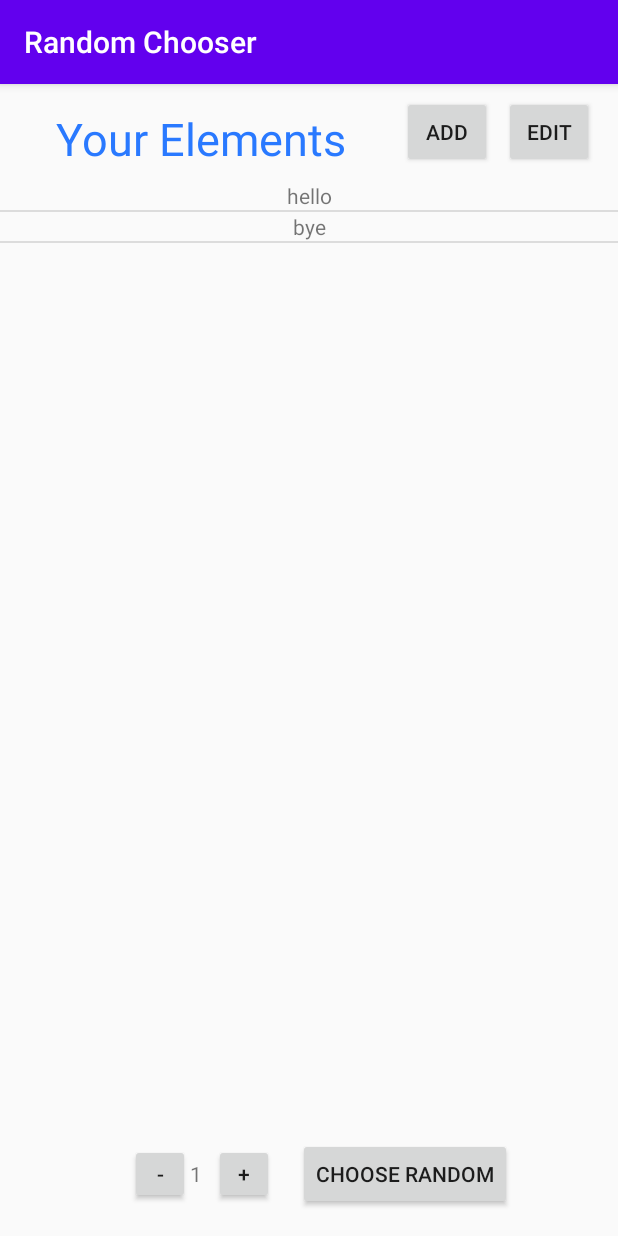
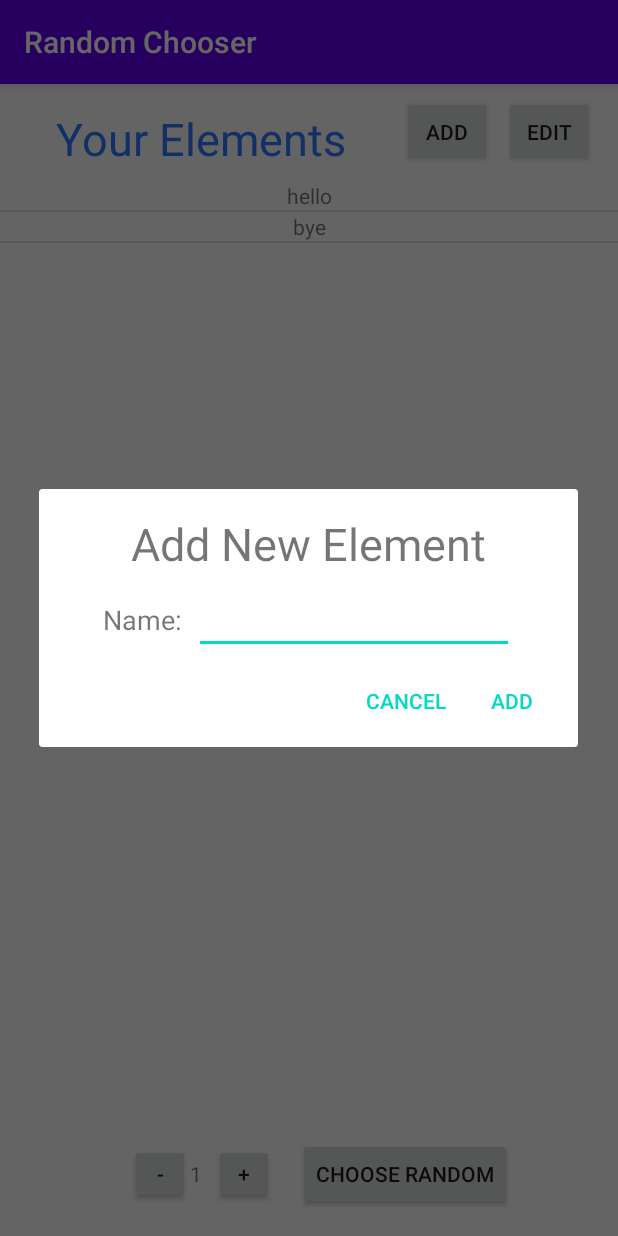
Before and after one commit to gjujinkim96/RandomChooser, an Android app: the screen it shows after launch (MainActivity), after a tap on "ADD", on a phone screen of 412 x 824 dp. Run offline under Robolectric (Android 15) with nearby library versions, the phone set to English and light mode, and no system bars.

Commit message:
Make add dialog

```diff
--- /dev/null
+++ b/app/src/main/java/com/example/randomchooser/AddElementDialogFragment.kt
@@ -0,0 +1,51 @@
+package com.example.randomchooser
+
+import android.app.Activity
+import android.app.AlertDialog
+import android.app.Dialog
+import android.content.Context
+import android.content.DialogInterface
+import android.os.Bundle
+import android.widget.TextView
+import androidx.fragment.app.DialogFragment
+import kotlinx.android.synthetic.main.add_element_dialog.*
+import java.lang.ClassCastException
+import java.lang.IllegalStateException
+
+class AddElementDialogFragment : DialogFragment() {
+    private lateinit var listener: AddElementDialogListener
+
+    interface AddElementDialogListener {
+        fun onDialogPositive(element: Element)
+        fun onDialogNegative()
+    }
+
+    override fun onAttach(context: Context) {
+        super.onAttach(context)
+
+        try {
+            listener = context as AddElementDialogListener
+        } catch (e: ClassCastException) {
+            throw  ClassCastException(context.toString() + "must implement AddElementDialogListener")
+        }
+    }
+
+    override fun onCreateDialog(savedInstanceState: Bundle?): Dialog {
+        return activity?.let {
+            val builder = AlertDialog.Builder(it)
+            val inflater = requireActivity().layoutInflater
+            val view = inflater.inflate(R.layout.add_element_dialog, null)
+
+            builder.setView(view)
+                .setPositiveButton(R.string.add_button) { _, _ ->
+                    val newName = view.findViewById<TextView>(R.id.add_element_name_data).text.toString()
+                    val newElement = Element(newName)
+                    listener.onDialogPositive(newElement)
+                }
+                .setNegativeButton(R.string.cancel_button) { _, _ ->
+                    listener.onDialogNegative()
+                }
+            builder.create()
+        } ?: throw IllegalStateException("Activity cannot be null")
+    }
+}
--- a/app/src/main/java/com/example/randomchooser/ElementListRecyclerViewAdapter.kt
+++ b/app/src/main/java/com/example/randomchooser/ElementListRecyclerViewAdapter.kt
@@ -23,4 +23,9 @@ class ElementListRecyclerViewAdapter(private val context: Context, private var d
     override fun onBindViewHolder(holder: ViewHolder, position: Int) {
         holder.name.text = data[position].name
     }
+
+    fun addElement(element: Element) {
+        data.add(element)
+        notifyItemInserted(data.size)
+    }
 }
--- a/app/src/main/java/com/example/randomchooser/MainActivity.kt
+++ b/app/src/main/java/com/example/randomchooser/MainActivity.kt
@@ -9,7 +9,7 @@ import androidx.recyclerview.widget.LinearLayoutManager
 import androidx.recyclerview.widget.RecyclerView
 import kotlinx.android.synthetic.main.activity_element_list.*
 
-class MainActivity : AppCompatActivity(), View.OnClickListener {
+class MainActivity : AppCompatActivity(), View.OnClickListener, AddElementDialogFragment.AddElementDialogListener {
     private var randomCount = 1
     private lateinit var recyclerViewAdapter: ElementListRecyclerViewAdapter
 
@@ -48,9 +48,20 @@ class MainActivity : AppCompatActivity(), View.OnClickListener {
 
                 element_list_random_count.text = randomCount.toString()
             }
-            R.id.element_list_add_button -> Toast.makeText(this, "add button", Toast.LENGTH_SHORT).show()
+            R.id.element_list_add_button -> {
+                val dialog = AddElementDialogFragment()
+                dialog.show(supportFragmentManager, "AddElementDialogFragment")
+            }
             R.id.element_list_edit_button -> Toast.makeText(this, "edit button", Toast.LENGTH_SHORT).show()
             R.id.element_list_choose_random -> Toast.makeText(this, "choose random button", Toast.LENGTH_SHORT).show()
         }
     }
+
+    override fun onDialogPositive(element: Element) {
+        recyclerViewAdapter.addElement(element)
+    }
+
+    override fun onDialogNegative() {
+        Toast.makeText(this, "add element cancel", Toast.LENGTH_SHORT).show()
+    }
 }
--- /dev/null
+++ b/app/src/main/res/layout/add_element_dialog.xml
@@ -0,0 +1,44 @@
+<?xml version="1.0" encoding="utf-8"?>
+<androidx.constraintlayout.widget.ConstraintLayout xmlns:android="http://schemas.android.com/apk/res/android"
+    xmlns:app="http://schemas.android.com/apk/res-auto"
+    xmlns:tools="http://schemas.android.com/tools"
+    android:layout_width="match_parent"
+    android:layout_height="wrap_content">
+
+    <TextView
+        android:id="@+id/add_element_name_label"
+        android:layout_width="wrap_content"
+        android:layout_height="wrap_content"
+        android:layout_marginEnd="8dp"
+        android:text="@string/add_element_name_label"
+        android:textSize="18sp"
+        app:layout_constraintBaseline_toBaselineOf="@+id/add_element_name_data"
+        app:layout_constraintEnd_toStartOf="@+id/add_element_name_data"
+        app:layout_constraintHorizontal_bias="0.5"
+        app:layout_constraintHorizontal_chainStyle="packed"
+        app:layout_constraintStart_toStartOf="parent" />
+
+    <EditText
+        android:id="@+id/add_element_name_data"
+        android:layout_width="wrap_content"
+        android:layout_height="wrap_content"
+        android:layout_marginTop="8dp"
+        android:ems="10"
+        android:inputType="textPersonName"
+        app:layout_constraintEnd_toEndOf="parent"
+        app:layout_constraintHorizontal_bias="0.5"
+        app:layout_constraintStart_toEndOf="@+id/add_element_name_label"
+        app:layout_constraintTop_toBottomOf="@+id/add_element_title"
+        tools:text="banana" />
+
+    <TextView
+        android:id="@+id/add_element_title"
+        android:layout_width="wrap_content"
+        android:layout_height="wrap_content"
+        android:layout_marginTop="16dp"
+        android:text="@string/add_element_title"
+        android:textSize="30sp"
+        app:layout_constraintEnd_toEndOf="parent"
+        app:layout_constraintStart_toStartOf="parent"
+        app:layout_constraintTop_toTopOf="parent" />
+</androidx.constraintlayout.widget.ConstraintLayout>
--- a/app/src/main/res/values/strings.xml
+++ b/app/src/main/res/values/strings.xml
@@ -6,4 +6,7 @@
     <string name="plus">+</string>
     <string name="edit_button">edit</string>
     <string name="add_button">add</string>
+    <string name="cancel_button">cancel</string>
+    <string name="add_element_name_label">Name:</string>
+    <string name="add_element_title">Add New Element</string>
 </resources>
```
